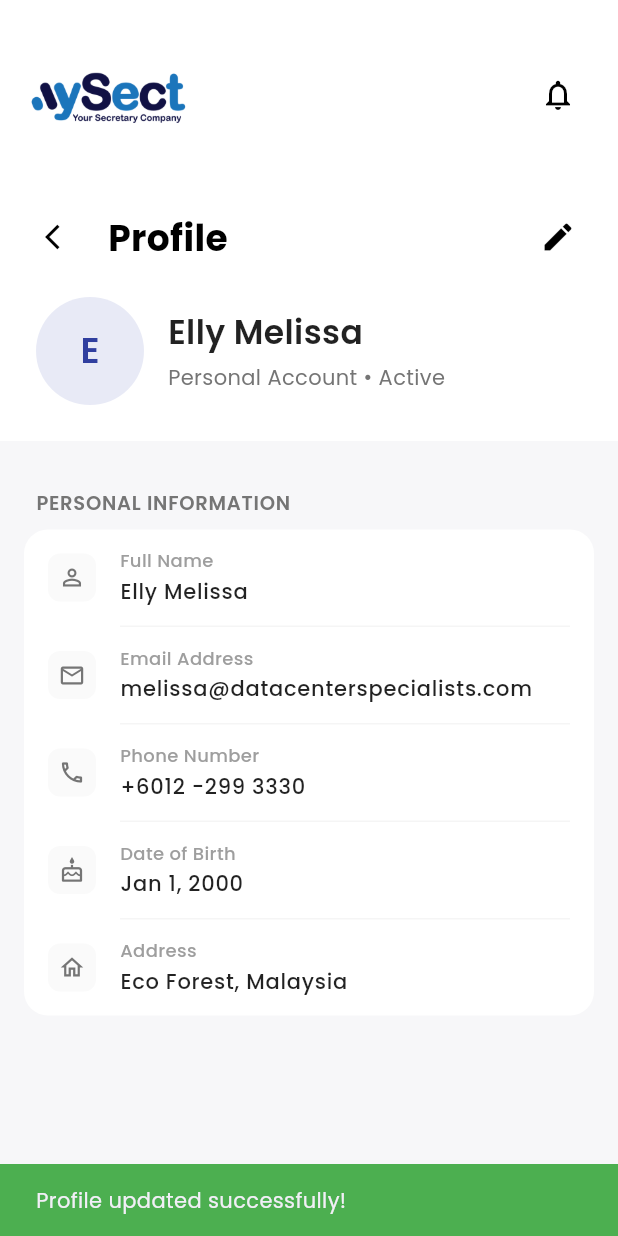
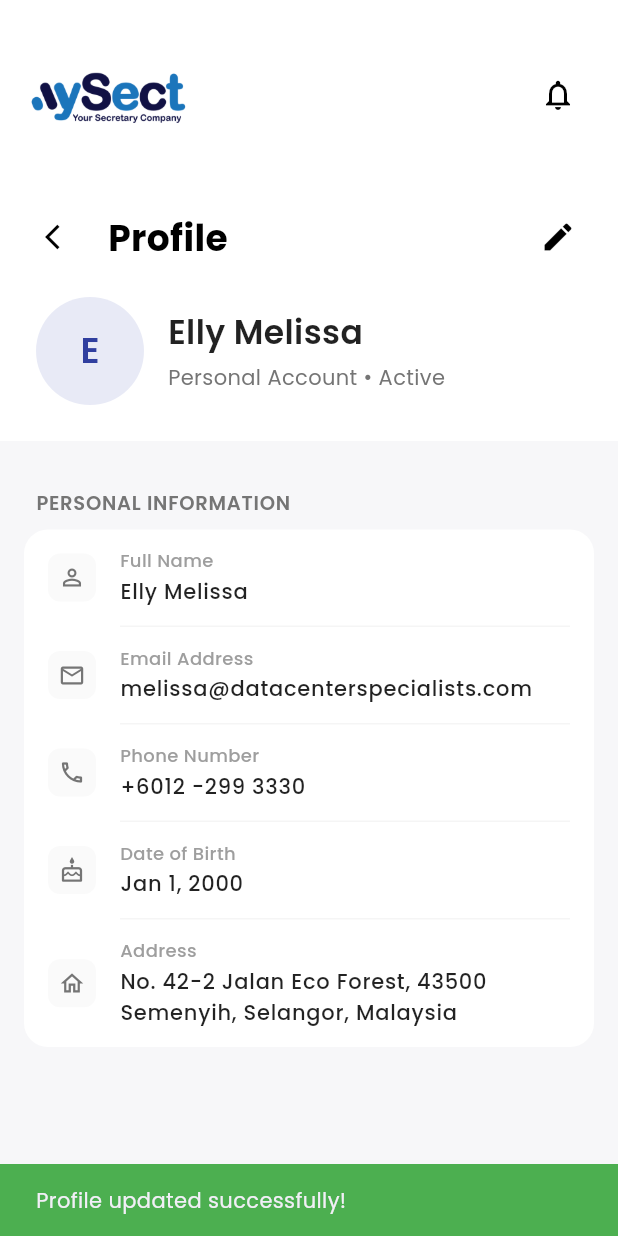
Before and after one commit to DCSDev-coder/MySect, a Flutter app: the ProfilePage screen opened directly, after a tap on the "edit" icon, after a tap on "Save", on a phone screen of 412 x 824 dp. Run offline on Flutter 3.47's test engine with Material 3 defaults, Android fonts, the phone set to English and light mode, and no system bars; our stand-ins replace file_picker, google_fonts, image_picker, table_calendar.

Commit message:
Implement user profile page with editable personal information fields

```diff
--- a/mobile_app/lib/mobile_app/more/profile_page.dart
+++ b/mobile_app/lib/mobile_app/more/profile_page.dart
@@ -18,25 +18,56 @@ class _ProfilePageState extends State<ProfilePage> {
   final TextEditingController _dobController = TextEditingController(text: 'Jan 1, 2000');
   final TextEditingController _addressController = TextEditingController(text: 'Eco Forest, Malaysia');
 
+  final TextEditingController _firstNameController = TextEditingController(text: 'Elly');
+  final TextEditingController _lastNameController = TextEditingController(text: 'Melissa');
+  final TextEditingController _buildingController = TextEditingController(text: 'No. 42-2 Jalan Eco Forest');
+  final TextEditingController _cityController = TextEditingController(text: 'Semenyih');
+  final TextEditingController _stateController = TextEditingController(text: 'Selangor');
+  final TextEditingController _postcodeController = TextEditingController(text: '43500');
+  final TextEditingController _countryController = TextEditingController(text: 'Malaysia');
+
   final FocusNode _nameFocus = FocusNode();
+  final FocusNode _firstNameFocus = FocusNode();
+  final FocusNode _lastNameFocus = FocusNode();
+
   final FocusNode _emailFocus = FocusNode();
   final FocusNode _phoneFocus = FocusNode();
   final FocusNode _dobFocus = FocusNode();
+
   final FocusNode _addressFocus = FocusNode();
+  final FocusNode _buildingFocus = FocusNode();
+  final FocusNode _cityFocus = FocusNode();
+  final FocusNode _stateFocus = FocusNode();
+  final FocusNode _postcodeFocus = FocusNode();
+  final FocusNode _countryFocus = FocusNode();
 
   @override
   void dispose() {
     _nameController.dispose();
+    _firstNameController.dispose();
+    _lastNameController.dispose();
     _emailController.dispose();
     _phoneController.dispose();
     _dobController.dispose();
     _addressController.dispose();
+    _buildingController.dispose();
+    _cityController.dispose();
+    _stateController.dispose();
+    _postcodeController.dispose();
+    _countryController.dispose();
 
     _nameFocus.dispose();
+    _firstNameFocus.dispose();
+    _lastNameFocus.dispose();
     _emailFocus.dispose();
     _phoneFocus.dispose();
     _dobFocus.dispose();
     _addressFocus.dispose();
+    _buildingFocus.dispose();
+    _cityFocus.dispose();
+    _stateFocus.dispose();
+    _postcodeFocus.dispose();
+    _countryFocus.dispose();
     super.dispose();
   }
 
@@ -120,7 +151,16 @@ class _ProfilePageState extends State<ProfilePage> {
                             ),
                             TextButton(
                               onPressed: () {
-                                setState(() => _isEditing = false);
+                                setState(() {
+                                  _nameController.text = '${_firstNameController.text} ${_lastNameController.text}'.trim();
+                                  _addressController.text = [
+                                    _buildingController.text,
+                                    '${_postcodeController.text} ${_cityController.text}'.trim(),
+                                    _stateController.text,
+                                    _countryController.text,
+                                  ].where((s) => s.isNotEmpty).join(', ');
+                                  _isEditing = false;
+                                });
                                 ScaffoldMessenger.of(context).showSnackBar(
                                   const SnackBar(content: Text('Profile updated successfully!'), backgroundColor: Colors.green),
                                 );
@@ -146,13 +186,30 @@ class _ProfilePageState extends State<ProfilePage> {
                     _buildSectionHeader('PERSONAL INFORMATION'),
                     _buildSectionContainer(
               children: [
+                if (!_isEditing)
                   _buildInfoItem(
                     title: 'Full Name',
                     controller: _nameController,
                     focusNode: _nameFocus,
                     icon: Icons.person_outline,
+                  )
+                else ...[
+                  _buildInfoItem(
+                    title: 'First Name',
+                    controller: _firstNameController,
+                    focusNode: _firstNameFocus,
+                    icon: Icons.person_outline,
                     onChanged: (value) => setState(() {}),
                   ),
+                  _buildDivider(),
+                  _buildInfoItem(
+                    title: 'Last Name',
+                    controller: _lastNameController,
+                    focusNode: _lastNameFocus,
+                    icon: Icons.person_outline,
+                    onChanged: (value) => setState(() {}),
+                  ),
+                ],
                 _buildDivider(),
                 _buildInfoItem(
                   title: 'Email Address',
@@ -282,12 +339,50 @@ class _ProfilePageState extends State<ProfilePage> {
                   },
                 ),
                 _buildDivider(),
+                if (!_isEditing)
                   _buildInfoItem(
                     title: 'Address',
                     controller: _addressController,
                     focusNode: _addressFocus,
                     icon: Icons.home_outlined,
+                    maxLines: null,
+                  )
+                else ...[
+                  _buildInfoItem(
+                    title: 'Building No.',
+                    controller: _buildingController,
+                    focusNode: _buildingFocus,
+                    icon: Icons.home_outlined,
                   ),
+                  _buildDivider(),
+                  _buildInfoItem(
+                    title: 'City',
+                    controller: _cityController,
+                    focusNode: _cityFocus,
+                    icon: Icons.location_city_outlined,
+                  ),
+                  _buildDivider(),
+                  _buildInfoItem(
+                    title: 'State',
+                    controller: _stateController,
+                    focusNode: _stateFocus,
+                    icon: Icons.map_outlined,
+                  ),
+                  _buildDivider(),
+                  _buildInfoItem(
+                    title: 'Postcode',
+                    controller: _postcodeController,
+                    focusNode: _postcodeFocus,
+                    icon: Icons.local_post_office_outlined,
+                  ),
+                  _buildDivider(),
+                  _buildInfoItem(
+                    title: 'Country',
+                    controller: _countryController,
+                    focusNode: _countryFocus,
+                    icon: Icons.public_outlined,
+                  ),
+                ],
               ],
             ),
 
@@ -397,6 +492,7 @@ class _ProfilePageState extends State<ProfilePage> {
     Widget? prefix,
     TextInputType? keyboardType,
     List<TextInputFormatter>? inputFormatters,
+    int? maxLines = 1,
   }) {
     return InkWell(
       onTap: _isEditing ? () => focusNode.requestFocus() : null,
@@ -437,6 +533,7 @@ class _ProfilePageState extends State<ProfilePage> {
                   readOnly: readOnly,
                   keyboardType: keyboardType,
                   inputFormatters: inputFormatters,
+                  maxLines: maxLines,
                   enabled: _isEditing || readOnly,
                   style: GoogleFonts.poppins(
                     fontSize: 14,
```
Lines whose indentation alone changed are shown as unchanged.
